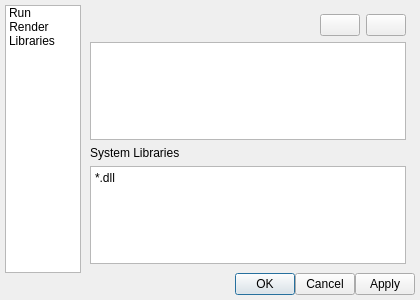
Before: the Qt Designer form SJTUFlow/SJTUFlow/setting.ui in SatanWoo/SJTUFlow, drawn with Qt 5.
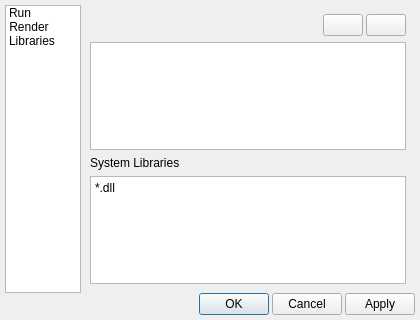
After: the same form once the commit is applied. Icons and pictures are not drawn.

```diff
--- a/SJTUFlow/SJTUFlow/setting.ui
+++ b/SJTUFlow/SJTUFlow/setting.ui
@@ -7,13 +7,13 @@
     <x>0</x>
     <y>0</y>
     <width>420</width>
-    <height>300</height>
+    <height>320</height>
    </rect>
   </property>
   <property name="minimumSize">
    <size>
     <width>420</width>
-    <height>300</height>
+    <height>320</height>
    </size>
   </property>
   <property name="contextMenuPolicy">
@@ -252,6 +252,9 @@
        </item>
        <item>
         <layout class="QHBoxLayout" name="horizontalLayout_3">
+         <property name="spacing">
+          <number>3</number>
+         </property>
          <item>
           <spacer name="horizontalSpacer_3">
            <property name="orientation">
@@ -336,6 +339,12 @@
          <property name="contextMenuPolicy">
           <enum>Qt::NoContextMenu</enum>
          </property>
+         <property name="styleSheet">
+          <string notr="true">QListWidget::item
+{
+	height: 40px;
+}</string>
+         </property>
          <property name="editTriggers">
           <set>QAbstractItemView::DoubleClicked|QAbstractItemView::EditKeyPressed</set>
          </property>
@@ -383,6 +392,9 @@
    </item>
    <item row="1" column="0" colspan="2">
     <layout class="QHBoxLayout" name="horizontalLayout">
+     <property name="spacing">
+      <number>3</number>
+     </property>
      <item>
       <spacer name="horizontalSpacer">
        <property name="orientation">
@@ -400,7 +412,7 @@
       <widget class="QPushButton" name="pushButtonOK">
        <property name="maximumSize">
         <size>
-         <width>60</width>
+         <width>70</width>
          <height>16777215</height>
         </size>
        </property>
@@ -416,7 +428,7 @@
       <widget class="QPushButton" name="pushButtonCancel">
        <property name="maximumSize">
         <size>
-         <width>60</width>
+         <width>70</width>
          <height>16777215</height>
         </size>
        </property>
@@ -432,7 +444,7 @@
       <widget class="QPushButton" name="pushButtonApply">
        <property name="maximumSize">
         <size>
-         <width>60</width>
+         <width>70</width>
          <height>16777215</height>
         </size>
        </property>
```
Left out of the diff: 3 changed lines with no effect on the pictures.
